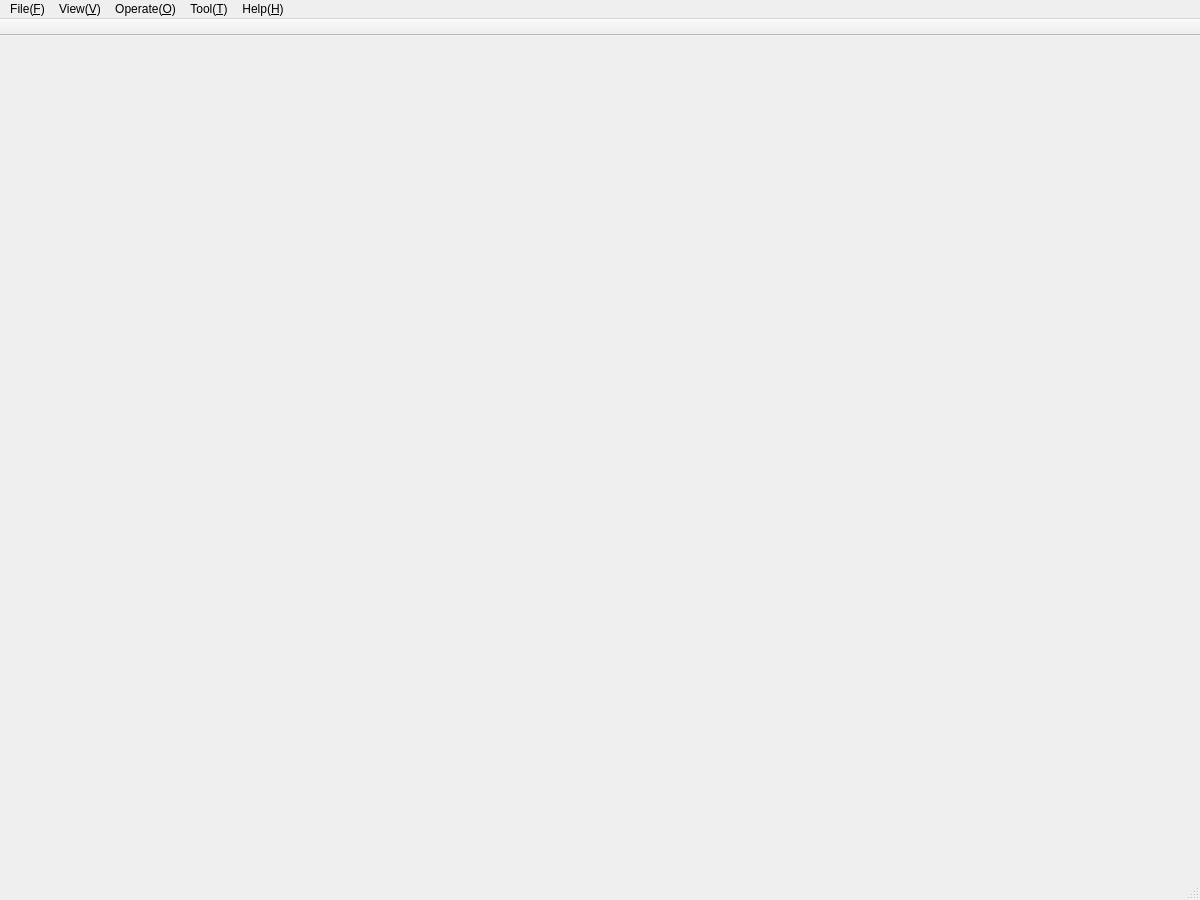
Qt form source/wnd/mainwindow.ui (ww4u/mct-t4) before a commit.
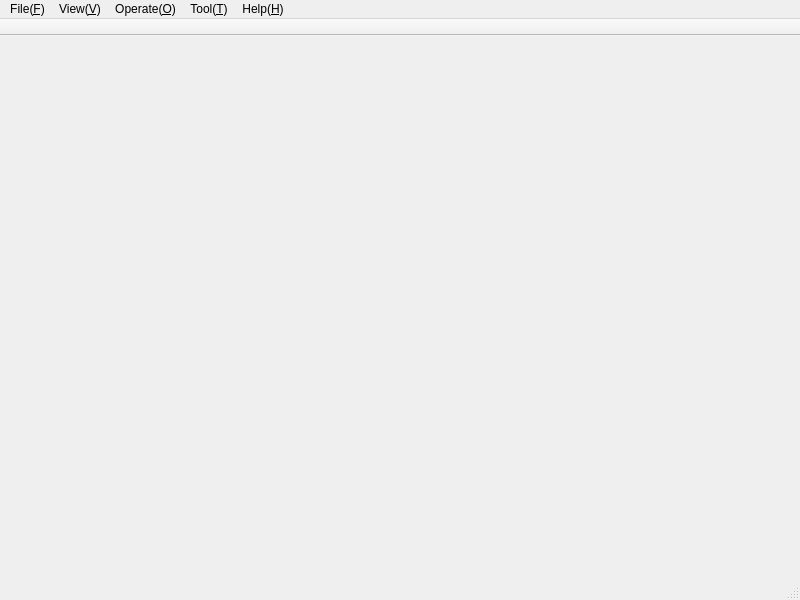
The same form after that commit. Icons and pictures are not drawn.

Patch:
```diff
--- a/source/wnd/mainwindow.ui
+++ b/source/wnd/mainwindow.ui
@@ -9,8 +9,8 @@
    <rect>
     <x>0</x>
     <y>0</y>
-    <width>1200</width>
-    <height>900</height>
+    <width>800</width>
+    <height>600</height>
    </rect>
   </property>
   <property name="sizePolicy">
@@ -21,8 +21,8 @@
   </property>
   <property name="minimumSize">
    <size>
-    <width>1024</width>
-    <height>768</height>
+    <width>800</width>
+    <height>600</height>
    </size>
   </property>
   <property name="windowTitle">
@@ -38,7 +38,7 @@
     <rect>
      <x>0</x>
      <y>0</y>
-     <width>1200</width>
+     <width>800</width>
      <height>23</height>
     </rect>
    </property>
```
